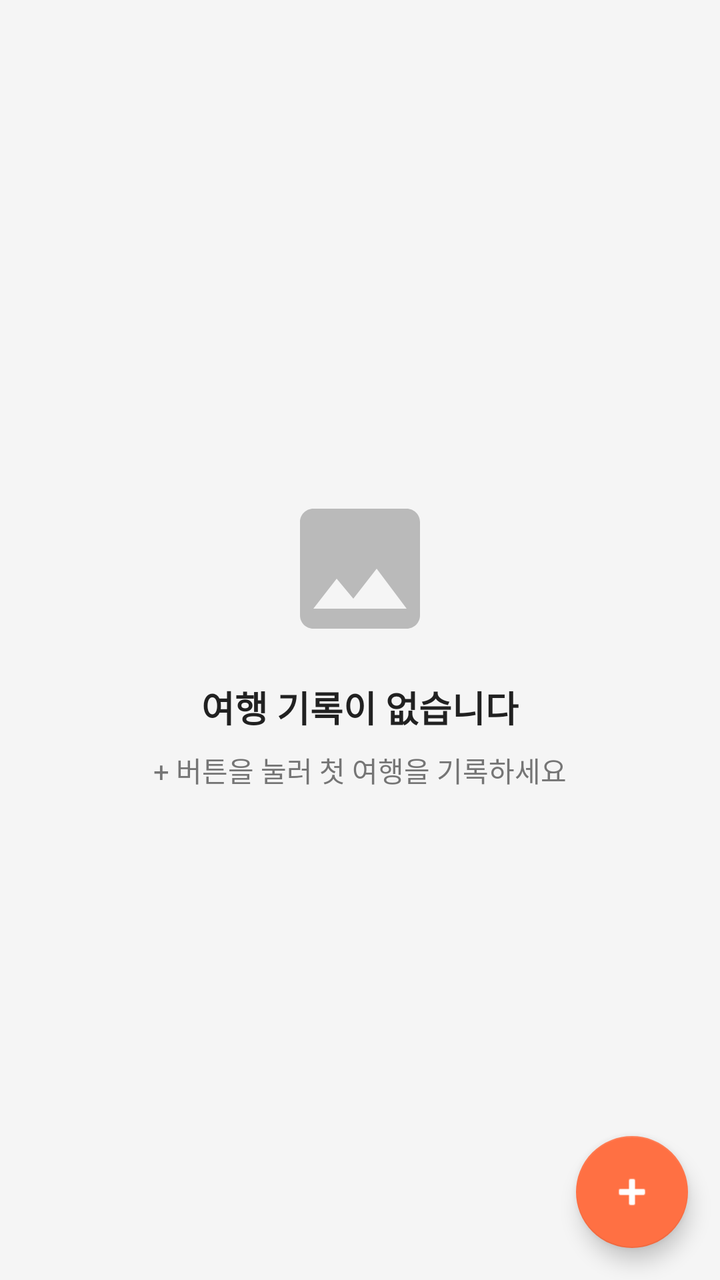
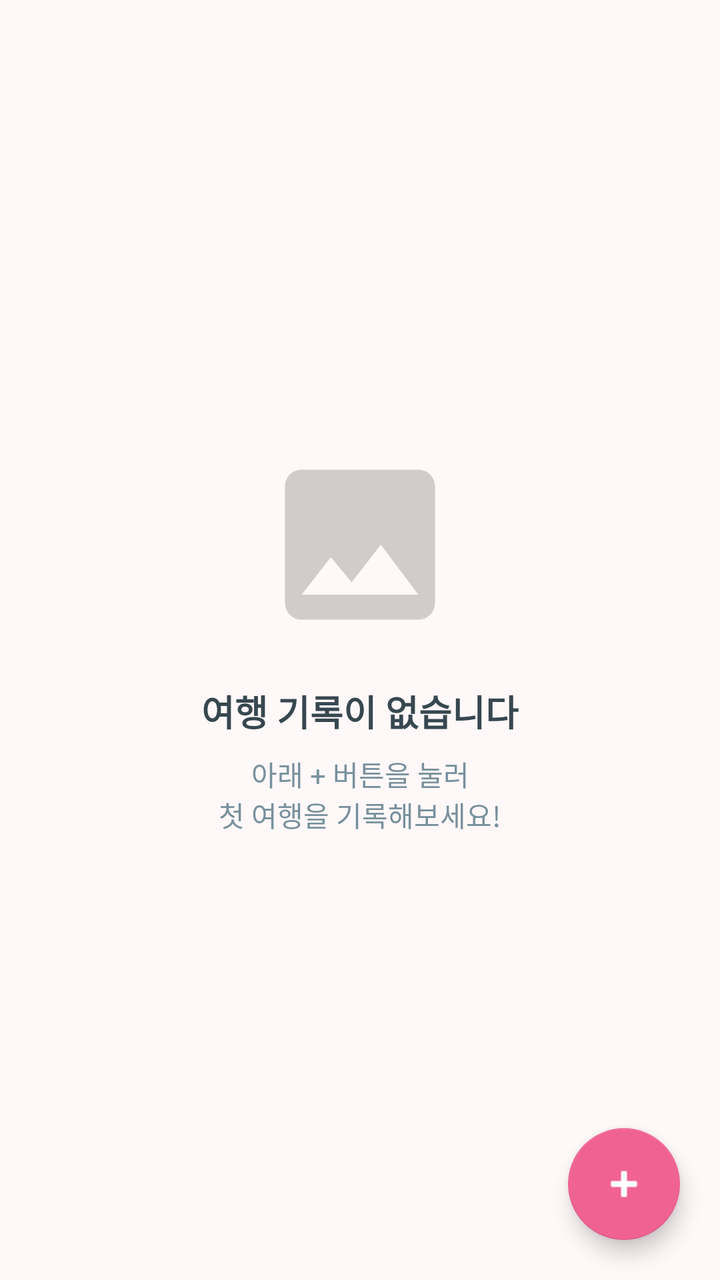

Screens rendered from an Android XML layout before and after an edit, with the pre-edit source and the edit as a unified diff.
<!-- AndroidManifest.xml: application theme Theme.WebPrograming -->
<!-- res/layout/fragment_home.xml -->
<?xml version="1.0" encoding="utf-8"?>
<FrameLayout xmlns:android="http://schemas.android.com/apk/res/android"
    xmlns:app="http://schemas.android.com/apk/res-auto"
    android:layout_width="match_parent"
    android:layout_height="match_parent"
    android:background="?android:attr/colorBackground">

    <ProgressBar
        android:id="@+id/progressBar"
        android:layout_width="wrap_content"
        android:layout_height="wrap_content"
        android:layout_gravity="center"
        android:visibility="gone" />

    <androidx.recyclerview.widget.RecyclerView
        android:id="@+id/recyclerView"
        android:layout_width="match_parent"
        android:layout_height="match_parent"
        android:clipToPadding="false"
        android:paddingTop="8dp"
        android:paddingBottom="80dp" />

    <LinearLayout
        android:id="@+id/tvEmpty"
        android:layout_width="wrap_content"
        android:layout_height="wrap_content"
        android:layout_gravity="center"
        android:orientation="vertical"
        android:gravity="center">

        <ImageView
            android:layout_width="80dp"
            android:layout_height="80dp"
            android:src="@drawable/ic_placeholder"
            android:alpha="0.4"
            android:layout_marginBottom="16dp"
            android:contentDescription="빈 목록" />

        <TextView
            android:layout_width="wrap_content"
            android:layout_height="wrap_content"
            android:text="여행 기록이 없습니다"
            android:textSize="18sp"
            android:textStyle="bold"
            android:textColor="?attr/colorOnSurface"
            android:layout_marginBottom="8dp" />

        <TextView
            android:layout_width="wrap_content"
            android:layout_height="wrap_content"
            android:text="+ 버튼을 눌러 첫 여행을 기록하세요"
            android:textSize="14sp"
            android:textColor="@color/text_secondary" />

    </LinearLayout>

    <com.google.android.material.floatingactionbutton.FloatingActionButton
        android:id="@+id/fabAdd"
        android:layout_width="wrap_content"
        android:layout_height="wrap_content"
        android:layout_gravity="bottom|end"
        android:layout_margin="16dp"
        android:contentDescription="여행 기록 추가"
        android:src="@android:drawable/ic_input_add"
        app:tint="@android:color/white"
        app:backgroundTint="?attr/colorSecondary" />

</FrameLayout>
<!-- resources referenced by this layout -->
<resources>
  <color name="text_secondary">#757575</color>
  <!-- drawable ic_placeholder (drawable) -->
  <?xml version="1.0" encoding="utf-8"?>
  <vector xmlns:android="http://schemas.android.com/apk/res/android"
      android:width="48dp"
      android:height="48dp"
      android:viewportWidth="24"
      android:viewportHeight="24"
      android:tint="?attr/colorControlNormal">
  
      <path
          android:fillColor="#CCCCCC"
          android:pathData="M21,19V5c0,-1.1 -0.9,-2 -2,-2H5c-1.1,0 -2,0.9 -2,2v14c0,1.1 0.9,2 2,2h14c1.1,0 2,-0.9 2,-2zM8.5,13.5l2.5,3.01L14.5,12l4.5,6H5l3.5,-4.5z" />
  
  </vector>
  <style name="Theme.WebPrograming" parent="Theme.MaterialComponents.DayNight.DarkActionBar">
          <item name="colorPrimary">@color/primary</item>
          <item name="colorPrimaryDark">@color/primary_dark</item>
          <item name="colorPrimaryVariant">@color/primary_dark</item>
          <item name="colorOnPrimary">@color/white</item>
          <item name="colorSecondary">@color/secondary</item>
          <item name="colorSecondaryVariant">@color/secondary_dark</item>
          <item name="colorOnSecondary">@color/white</item>
          <item name="android:colorBackground">@color/background</item>
          <item name="colorSurface">@color/surface</item>
          <item name="colorOnSurface">@color/on_surface</item>
          <item name="colorError">@color/error</item>
      </style>
  <color name="primary">#2196F3</color>
  <color name="primary_dark">#1976D2</color>
  <color name="white">#FFFFFF</color>
  <color name="secondary">#FF7043</color>
  <color name="secondary_dark">#E64A19</color>
  <color name="background">#F5F5F5</color>
  <color name="surface">#FFFFFF</color>
  <color name="on_surface">#212121</color>
  <color name="error">#D32F2F</color>
</resources>

<!-- the commit's change to res/layout/fragment_home.xml (unified diff, before → after) -->
@@ -3,7 +3,7 @@
     xmlns:app="http://schemas.android.com/apk/res-auto"
     android:layout_width="match_parent"
     android:layout_height="match_parent"
-    android:background="?android:attr/colorBackground">
+    android:background="@color/background">
 
     <ProgressBar
         android:id="@+id/progressBar"
@@ -26,14 +26,15 @@
         android:layout_height="wrap_content"
         android:layout_gravity="center"
         android:orientation="vertical"
-        android:gravity="center">
+        android:gravity="center"
+        android:padding="32dp">
 
         <ImageView
-            android:layout_width="80dp"
-            android:layout_height="80dp"
+            android:layout_width="100dp"
+            android:layout_height="100dp"
             android:src="@drawable/ic_placeholder"
-            android:alpha="0.4"
-            android:layout_marginBottom="16dp"
+            android:alpha="0.3"
+            android:layout_marginBottom="20dp"
             android:contentDescription="빈 목록" />
 
         <TextView
@@ -42,14 +43,15 @@
             android:text="여행 기록이 없습니다"
             android:textSize="18sp"
             android:textStyle="bold"
-            android:textColor="?attr/colorOnSurface"
+            android:textColor="@color/on_surface"
             android:layout_marginBottom="8dp" />
 
         <TextView
             android:layout_width="wrap_content"
             android:layout_height="wrap_content"
-            android:text="+ 버튼을 눌러 첫 여행을 기록하세요"
+            android:text="아래 + 버튼을 눌러\n첫 여행을 기록해보세요!"
             android:textSize="14sp"
+            android:gravity="center"
             android:textColor="@color/text_secondary" />
 
     </LinearLayout>
@@ -59,10 +61,12 @@
         android:layout_width="wrap_content"
         android:layout_height="wrap_content"
         android:layout_gravity="bottom|end"
-        android:layout_margin="16dp"
+        android:layout_margin="20dp"
         android:contentDescription="여행 기록 추가"
         android:src="@android:drawable/ic_input_add"
-        app:tint="@android:color/white"
-        app:backgroundTint="?attr/colorSecondary" />
+        app:tint="@color/white"
+        app:backgroundTint="@color/primary"
+        app:fabSize="normal"
+        app:elevation="6dp" />
 
 </FrameLayout>
<!-- resource entries referenced after the edit -->
@@ -1,6 +1,6 @@
 <!-- resources referenced by this layout -->
 <resources>
-  <color name="text_secondary">#757575</color>
+  <color name="text_secondary">#78909C</color>
   <!-- drawable ic_placeholder (drawable) -->
   <?xml version="1.0" encoding="utf-8"?>
   <vector xmlns:android="http://schemas.android.com/apk/res/android"
@@ -15,7 +15,7 @@
           android:pathData="M21,19V5c0,-1.1 -0.9,-2 -2,-2H5c-1.1,0 -2,0.9 -2,2v14c0,1.1 0.9,2 2,2h14c1.1,0 2,-0.9 2,-2zM8.5,13.5l2.5,3.01L14.5,12l4.5,6H5l3.5,-4.5z" />
   
   </vector>
-  <style name="Theme.WebPrograming" parent="Theme.MaterialComponents.DayNight.DarkActionBar">
+  <style name="Theme.WebPrograming" parent="Theme.MaterialComponents.Light.NoActionBar">
           <item name="colorPrimary">@color/primary</item>
           <item name="colorPrimaryDark">@color/primary_dark</item>
           <item name="colorPrimaryVariant">@color/primary_dark</item>
@@ -27,15 +27,16 @@
           <item name="colorSurface">@color/surface</item>
           <item name="colorOnSurface">@color/on_surface</item>
           <item name="colorError">@color/error</item>
+          <item name="android:statusBarColor">@color/primary</item>
       </style>
-  <color name="primary">#2196F3</color>
-  <color name="primary_dark">#1976D2</color>
+  <color name="primary">#F06292</color>
+  <color name="primary_dark">#E91E63</color>
   <color name="white">#FFFFFF</color>
-  <color name="secondary">#FF7043</color>
-  <color name="secondary_dark">#E64A19</color>
-  <color name="background">#F5F5F5</color>
+  <color name="secondary">#F48FB1</color>
+  <color name="secondary_dark">#EC407A</color>
+  <color name="background">#FFF8F9</color>
   <color name="surface">#FFFFFF</color>
-  <color name="on_surface">#212121</color>
-  <color name="error">#D32F2F</color>
+  <color name="on_surface">#37474F</color>
+  <color name="error">#E53935</color>
 </resources>
 
